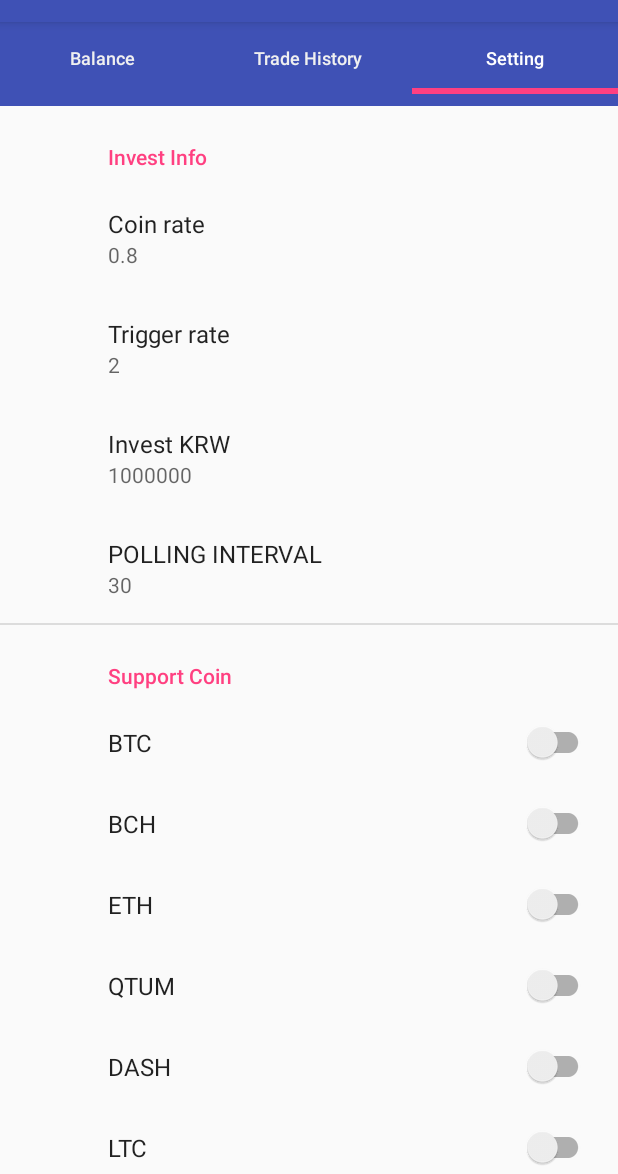
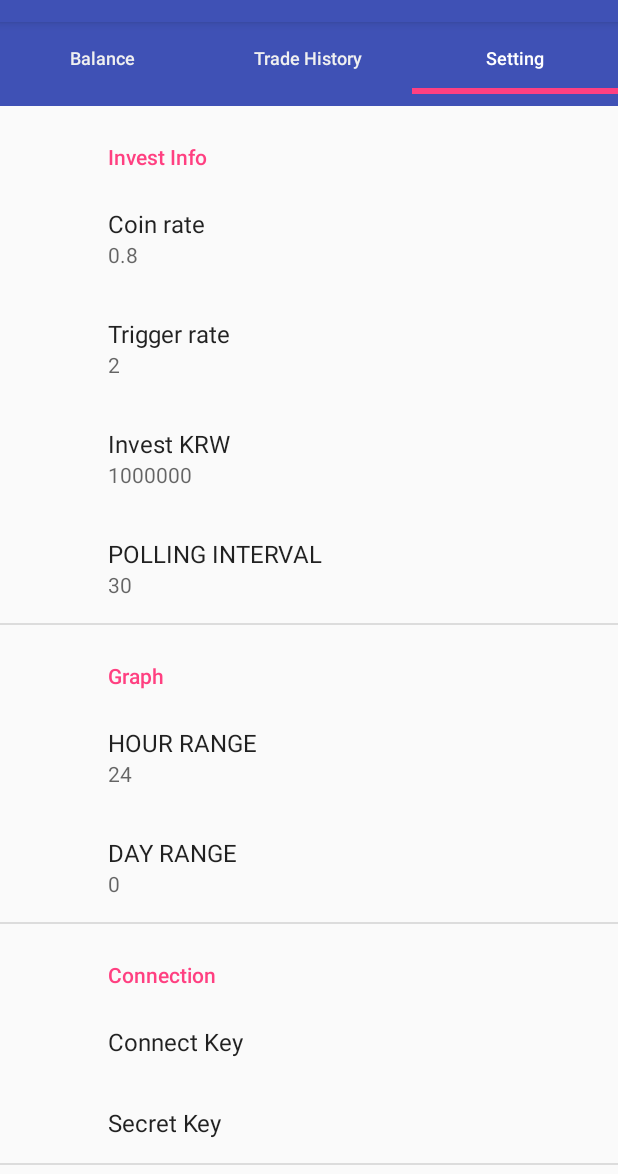
Before and after one commit to jaebae/CoinSurfer, an Android app: the screen it shows after launch (MainActivity), tab 3 chosen, on a phone screen of 412 x 824 dp, the part 62-1236 px from its top. Run offline under Robolectric (Android 15) with nearby library versions, the phone set to English and light mode, and no system bars; our stand-ins replace androidx.preference; libraries missing offline, so code that uses them is left out: com.crashlytics.android, com.jjoe64.graphview, io.fabric.sdk; 4 statements that could not run were skipped.

Commit message:
add day graph add log for error case

```diff
--- a/app/src/main/AndroidManifest.xml
+++ b/app/src/main/AndroidManifest.xml
@@ -15,6 +15,7 @@
         android:theme="@style/AppTheme">
         <activity
             android:name=".activity.MainActivity"
+            android:launchMode="singleInstance"
             android:screenOrientation="portrait">
             <intent-filter>
                 <action android:name="android.intent.action.MAIN" />
--- a/app/src/main/java/com/sungjae/coinsurfer/activity/fragment/balance/BalanceInfoFragment.java
+++ b/app/src/main/java/com/sungjae/coinsurfer/activity/fragment/balance/BalanceInfoFragment.java
@@ -12,7 +12,9 @@ import android.view.LayoutInflater;
 import android.view.View;
 import android.view.ViewGroup;
 import android.widget.AdapterView;
+import android.widget.ArrayAdapter;
 import android.widget.ListView;
+import android.widget.Spinner;
 import android.widget.TextView;
 import android.widget.Toast;
 
@@ -22,6 +24,9 @@ import com.sungjae.coinsurfer.tradedata.Balance;
 import com.sungjae.coinsurfer.tradedata.Coin;
 import com.sungjae.coinsurfer.tradedata.CoinType;
 import com.sungjae.coinsurfer.tradedata.TradeModel;
+
+import java.util.ArrayList;
+import java.util.List;
 
 
 public class BalanceInfoFragment extends BaseFragment {
@@ -36,6 +41,9 @@ public class BalanceInfoFragment extends BaseFragment {
     private TextView mCurKrwView;
     private TextView mInvestedKrwView;
     private TextView mTargetCoinKrwView;
+
+    private BalanceGraphView mGraphView;
+    private Spinner mFilterSpinner;
 
     private ListView mCoinListView;
     private CoinInfoAdapter mCoinListAdapter;
@@ -64,7 +72,7 @@ public class BalanceInfoFragment extends BaseFragment {
             return cursor.getLong(3);
         }
     };
-    private BalanceGraphView mGraphView;
+
     private LoaderManager.LoaderCallbacks<Cursor> mBalanceListLoader = new LoaderManager.LoaderCallbacks<Cursor>() {
         @Override
         public Loader<Cursor> onCreateLoader(int id, Bundle args) {
@@ -91,7 +99,22 @@ public class BalanceInfoFragment extends BaseFragment {
     private LoaderManager.LoaderCallbacks<Cursor> mBalanceGraphLoader = new LoaderManager.LoaderCallbacks<Cursor>() {
         @Override
         public Loader<Cursor> onCreateLoader(int id, Bundle args) {
-            return new CursorLoader(getContext(), Uri.parse("content://coinsurfer/hour_balance"), null, null, null, null);
+            CursorLoader loader = null;
+            if (mFilterSpinner.getSelectedItemPosition() == 0) {
+                int limit = mTradeSetting.getHourGraphLimit();
+                loader = new CursorLoader(getContext(), Uri.parse("content://coinsurfer/hour_balance"), null, null, null, getLimitQuery(limit));
+            } else {
+                int limit = mTradeSetting.getDayGraphLimit();
+                loader = new CursorLoader(getContext(), Uri.parse("content://coinsurfer/day_balance"), null, null, null, getLimitQuery(limit));
+            }
+            return loader;
+        }
+
+        private String getLimitQuery(int limit) {
+            if (limit > 0) {
+                return "_id desc limit 0, " + limit;
+            }
+            return null;
         }
 
         @Override
@@ -122,7 +145,9 @@ public class BalanceInfoFragment extends BaseFragment {
         mInvestedKrwView = view.findViewById(R.id.invested_krw);
         mTargetCoinKrwView = view.findViewById(R.id.target_coin_krw);
 
+
         mGraphView = view.findViewById(R.id.graph);
+        createSpinner(view);
 
         mCoinListView = view.findViewById(R.id.coin_list);
         mCoinListAdapter = new CoinInfoAdapter(this.getContext(), mBalance.getCoinList());
@@ -135,6 +160,34 @@ public class BalanceInfoFragment extends BaseFragment {
 
         getLoaderManager().initLoader(BALANCE_LIST_LOADER_ID, null, mBalanceListLoader);
         getLoaderManager().initLoader(BALANCE_GRAPH_LOADER_ID, null, mBalanceGraphLoader);
+    }
+
+    private void createSpinner(View view) {
+        mFilterSpinner = view.findViewById(R.id.filterSpinner);
+        mFilterSpinner.setAdapter(getSpinner_adapter());
+        mFilterSpinner.setOnItemSelectedListener(new AdapterView.OnItemSelectedListener() {
+            @Override
+            public void onItemSelected(AdapterView<?> adapterView, View view, int position, long id) {
+                getLoaderManager().restartLoader(BALANCE_GRAPH_LOADER_ID, null, mBalanceGraphLoader);
+            }
+
+            @Override
+            public void onNothingSelected(AdapterView<?> adapterView) {
+
+            }
+        });
+    }
+
+    private ArrayAdapter<String> getSpinner_adapter() {
+        List<String> spinner_items = new ArrayList<>();
+
+        spinner_items.add("시간");
+        spinner_items.add("일자");
+
+        ArrayAdapter<String> spinner_adapter = new ArrayAdapter<>(getContext(),
+                android.R.layout.simple_spinner_item, spinner_items);
+        spinner_adapter.setDropDownViewResource(android.R.layout.simple_spinner_dropdown_item);
+        return spinner_adapter;
     }
 
     private String considerValue(long dateKey, Balance mBalance, double oldTotalKrw) {
--- a/app/src/main/java/com/sungjae/coinsurfer/exchange/Exchange.java
+++ b/app/src/main/java/com/sungjae/coinsurfer/exchange/Exchange.java
@@ -2,6 +2,8 @@ package com.sungjae.coinsurfer.exchange;
 
 import com.sungjae.coinsurfer.tradedata.Balance;
 import com.sungjae.coinsurfer.tradedata.TradeInfo;
+
+import java.util.ArrayList;
 
 
 public interface Exchange {
@@ -12,4 +14,6 @@ public interface Exchange {
     void getBalance(Balance balance) throws Exception;
 
     TradeInfo trade(TradeInfo tradeInfo) throws Exception;
+
+    ArrayList<String> getLastReceivedData();
 }
--- a/app/src/main/java/com/sungjae/coinsurfer/setting/TradeSetting.java
+++ b/app/src/main/java/com/sungjae/coinsurfer/setting/TradeSetting.java
@@ -20,11 +20,10 @@ public class TradeSetting implements SharedPreferences.OnSharedPreferenceChangeL
     private ArrayList<CoinType> mEnableCoinList = new ArrayList<>();
     private long mPollingTime;
 
+    private int mDayGraphLimit;
+    private int mHourGraphLimit;
+
     private ArrayList<OnSettingChangeListener> mOnSettingChangeListener = new ArrayList<>();
-
-    public interface OnSettingChangeListener {
-        void onSettingChange();
-    }
 
     private TradeSetting(Context context) {
         mSharedPreferences = PreferenceManager.getDefaultSharedPreferences(context);
@@ -73,6 +72,7 @@ public class TradeSetting implements SharedPreferences.OnSharedPreferenceChangeL
         updateConnection();
         updateInvestInfo();
         updateEnableCoinList();
+        updateGraphSetting();
     }
 
     private void updateEnableCoinList() {
@@ -94,6 +94,11 @@ public class TradeSetting implements SharedPreferences.OnSharedPreferenceChangeL
         mSecretKey = mSharedPreferences.getString("secret_key", "");
     }
 
+    private void updateGraphSetting() {
+        mHourGraphLimit = getIngValue("hour_view", 24);
+        mDayGraphLimit = getIngValue("day_view", 0);
+    }
+
     private void updateInvestInfo() {
         mCoinRate = getDoubleValue("coin_rate", 0.8);
         mTriggerRate = getDoubleValue("trigger_rate", 2);
@@ -113,6 +118,11 @@ public class TradeSetting implements SharedPreferences.OnSharedPreferenceChangeL
         return Long.parseLong(value);
     }
 
+    private int getIngValue(String key, long defaultValue) {
+        String value = mSharedPreferences.getString(key, "" + defaultValue);
+        return Integer.parseInt(value);
+    }
+
     public String getConnectKey() {
         return mConnectKey;
     }
@@ -128,4 +138,16 @@ public class TradeSetting implements SharedPreferences.OnSharedPreferenceChangeL
     public double getTriggerRate() {
         return mTriggerRate;
     }
+
+    public int getDayGraphLimit() {
+        return mDayGraphLimit;
+    }
+
+    public int getHourGraphLimit() {
+        return mHourGraphLimit;
+    }
+
+    public interface OnSettingChangeListener {
+        void onSettingChange();
+    }
 }
--- a/app/src/main/res/xml/pref.xml
+++ b/app/src/main/res/xml/pref.xml
@@ -25,6 +25,32 @@
             android:inputType="numberDecimal"
             android:key="polling_time"
             android:title="POLLING INTERVAL" />
+    </PreferenceCategory>
+    <PreferenceCategory android:title="Graph">
+        <EditTextPreference
+            android:defaultValue="24"
+            android:editable="true"
+            android:inputType="numberDecimal"
+            android:key="hour_view"
+            android:title="HOUR RANGE" />
+        <EditTextPreference
+            android:defaultValue="0"
+            android:editable="true"
+            android:inputType="numberDecimal"
+            android:key="day_view"
+            android:title="DAY RANGE" />
+    </PreferenceCategory>
+    <PreferenceCategory android:title="Connection">
+        <EditTextPreference
+            android:editable="true"
+            android:inputType="textPassword"
+            android:key="connect_key"
+            android:title="Connect Key" />
+        <EditTextPreference
+            android:editable="true"
+            android:inputType="textPassword"
+            android:key="secret_key"
+            android:title="Secret Key" />
     </PreferenceCategory>
     <PreferenceCategory android:title="Support Coin">
         <SwitchPreferenceCompat
@@ -76,16 +102,4 @@
             android:key="coin_11"
             android:title="EOS" />
     </PreferenceCategory>
-    <PreferenceCategory android:title="Connection">
-        <EditTextPreference
-            android:editable="true"
-            android:inputType="textPassword"
-            android:key="connect_key"
-            android:title="Connect Key" />
-        <EditTextPreference
-            android:editable="true"
-            android:inputType="textPassword"
-            android:key="secret_key"
-            android:title="Secret Key" />
-    </PreferenceCategory>
 </PreferenceScreen>
```
Also changed, not shown: app/src/main/java/com/sungjae/coinsurfer/exchange/bithumb/BithumbExchange.java (+18 -1 lines), app/src/main/java/com/sungjae/coinsurfer/provider/TradeProvider.java (+17 -1 lines), app/src/main/java/com/sungjae/coinsurfer/service/TradeService.java (+14 -0 lines), app/src/main/res/layout/balance_fragment.xml (+16 -0 lines).
